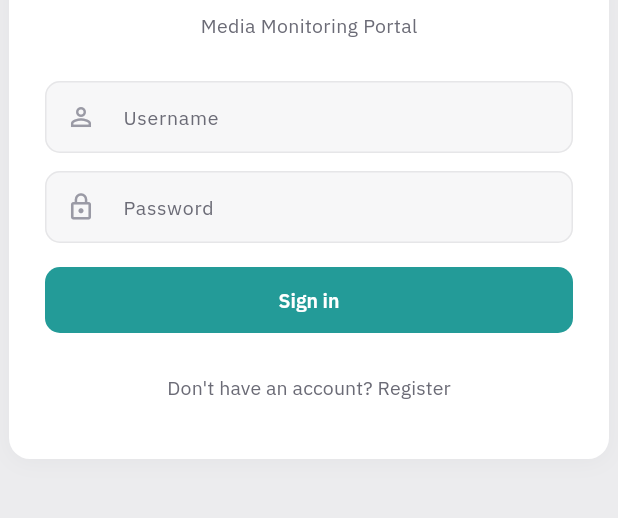
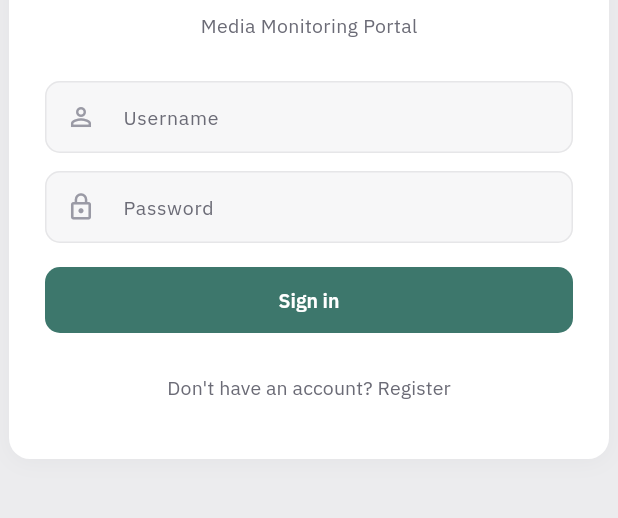
Before and after one commit to Shun-Github1/newsletter-portal, a Flutter app: the screen it shows after launch, on a phone screen of 412 x 824 dp, the part 483-1001 px from its top. Run offline on Flutter 3.47's test engine with Material 3 defaults, Android fonts, the phone set to English and light mode, and no system bars; our stand-ins replace cookie_jar, dio, dio_cookie_manager, flutter_riverpod, go_router, google_fonts and 2 more; missing offline and left inert: window_manager; accounts and stored records are empty; network calls fail.

Commit message:
Standardize documentation headers, align available options, and update accent color to #3d776c

```diff
--- a/app/lib/core/theme/app_theme.dart
+++ b/app/lib/core/theme/app_theme.dart
@@ -41,8 +41,8 @@ class AppColors extends ThemeExtension<AppColors> {
   final Color errorSoft;
 
   // Shared across themes
-  static const Color accent = Color(0xFF239B98);
-  static const Color accentDim = Color(0xFF1B7A78);
+  static const Color accent = Color(0xFF3D776C);
+  static const Color accentDim = Color(0xFF2E5B53);
   static const Color onAccent = Color(0xFFFFFFFF);
   static const Color warning = Color(0xFFB26A00);
   static const Color error = Color(0xFFD92D20);
@@ -66,7 +66,7 @@ class AppColors extends ThemeExtension<AppColors> {
     textTertiary: Color(0xFF9A9AA5),
     icon: Color(0xFF6B6B76),
     iconHover: Color(0xFF0D0D0D),
-    accentSoft: Color(0xFFE9F5F4),
+    accentSoft: Color(0xFFEAF1F0),
     warningSoft: Color(0xFFFCF3E6),
     errorSoft: Color(0xFFFDECEA),
   );
@@ -84,7 +84,7 @@ class AppColors extends ThemeExtension<AppColors> {
     textTertiary: Color(0xFF6E6E78),
     icon: Color(0xFFA0A0AB),
     iconHover: Color(0xFFFFFFFF),
-    accentSoft: Color(0xFF163534),
+    accentSoft: Color(0xFF182F2B),
     warningSoft: Color(0xFF332A00),
     errorSoft: Color(0xFF3A1515),
   );
--- a/app/lib/data/repositories/profile_repository_impl.dart
+++ b/app/lib/data/repositories/profile_repository_impl.dart
@@ -1,6 +1,5 @@
 import 'package:newsletter_portal/domain/entities/user.dart';
 import 'package:newsletter_portal/domain/repositories/profile_repository.dart';
-import 'package:newsletter_portal/data/models/user_model.dart';
 import 'package:newsletter_portal/data/models/topic_model.dart';
 import 'package:newsletter_portal/data/models/sector_model.dart';
 
```
Also changed, not shown: app/lib/presentation/widgets/region_relevance_grid.dart (+6 -9 lines), 4 other files.
